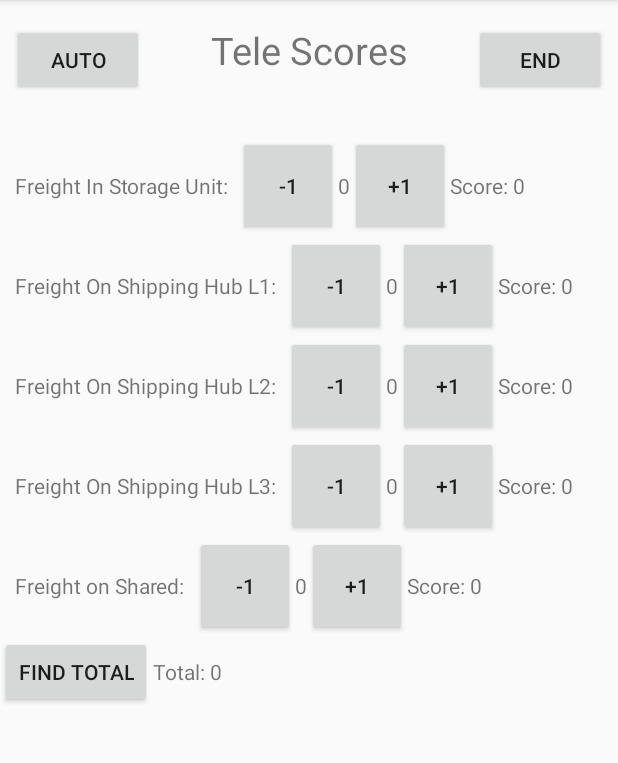
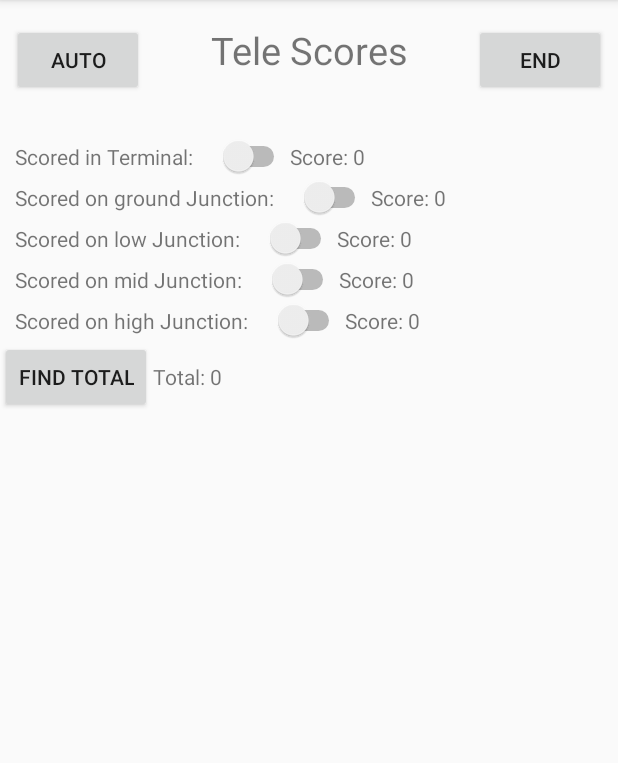
Before and after one commit to jbeta02/FTC_Scoring_App, an Android app: the TeleActivity screen opened directly, with no data from a screen before it, on a phone screen of 412 x 824 dp, the part 84-847 px from its top. Run offline under Robolectric (Android 15) with nearby library versions, the phone set to English and light mode, and no system bars.

Commit message:
update to power play season

```diff
--- a/app/src/main/java/com/example/scoringapp/TeleActivity.java
+++ b/app/src/main/java/com/example/scoringapp/TeleActivity.java
@@ -24,7 +24,7 @@ public class TeleActivity extends AppCompatActivity {
     private boolean fromNew;
     private boolean fromBack = false;
 
-    LinearLayout TeleLayout;
+    LinearLayout teleLayout;
 
     private SharedPreferences sharedPreferences;
     private SharedPreferences.Editor editor;
@@ -43,7 +43,7 @@ public class TeleActivity extends AppCompatActivity {
         super.onCreate(savedInstanceState);
         setContentView(R.layout.activity_tele);
 
-        TeleLayout = findViewById(R.id.TeleLayout);
+        teleLayout = findViewById(R.id.TeleLayout);
 
         scoreTypeList = new ArrayList<>();
 
@@ -68,7 +68,7 @@ public class TeleActivity extends AppCompatActivity {
         ScrollView scrollView = new ScrollView(this);
         scrollView.addView(holdViews);
 
-        TeleLayout.addView(scrollView);
+        teleLayout.addView(scrollView);
 
         if (fromNew && !fromBack){
             clearAllData();
@@ -121,21 +121,17 @@ public class TeleActivity extends AppCompatActivity {
     }
 
     //TODO: create score types and add them to list
-    public void createScoreTypes(LinearLayout TeleLayout){
-        ScoreType inStorageUnit = new ScoreType(this, TeleLayout, "Freight In Storage Unit", true, 1);
-        add(inStorageUnit);
+    public void createScoreTypes(LinearLayout teleLayout){
+        add(new ScoreType(this, teleLayout, "Scored in Terminal", false, 1));
 
-        ScoreType onHub1 = new ScoreType(this, TeleLayout, "Freight On Shipping Hub L1", true, 2);
-        add(onHub1);
+        add(new ScoreType(this, teleLayout, "Scored on ground Junction", false, 2));
 
-        ScoreType onHub2 = new ScoreType(this, TeleLayout, "Freight On Shipping Hub L2", true, 4);
-        add(onHub2);
+        add(new ScoreType(this, teleLayout, "Scored on low Junction", false, 3));
 
-        ScoreType onHub3 = new ScoreType(this, TeleLayout, "Freight On Shipping Hub L3", true, 6);
-        add(onHub3);
+        add(new ScoreType(this, teleLayout, "Scored on mid Junction", false, 4));
 
-        ScoreType sharedHub = new ScoreType(this, TeleLayout, "Freight on Shared", true, 4);
-        add(sharedHub);
+        add(new ScoreType(this, teleLayout, "Scored on high Junction", false, 5));
+
     }
 
     public void displayViews(){
```
